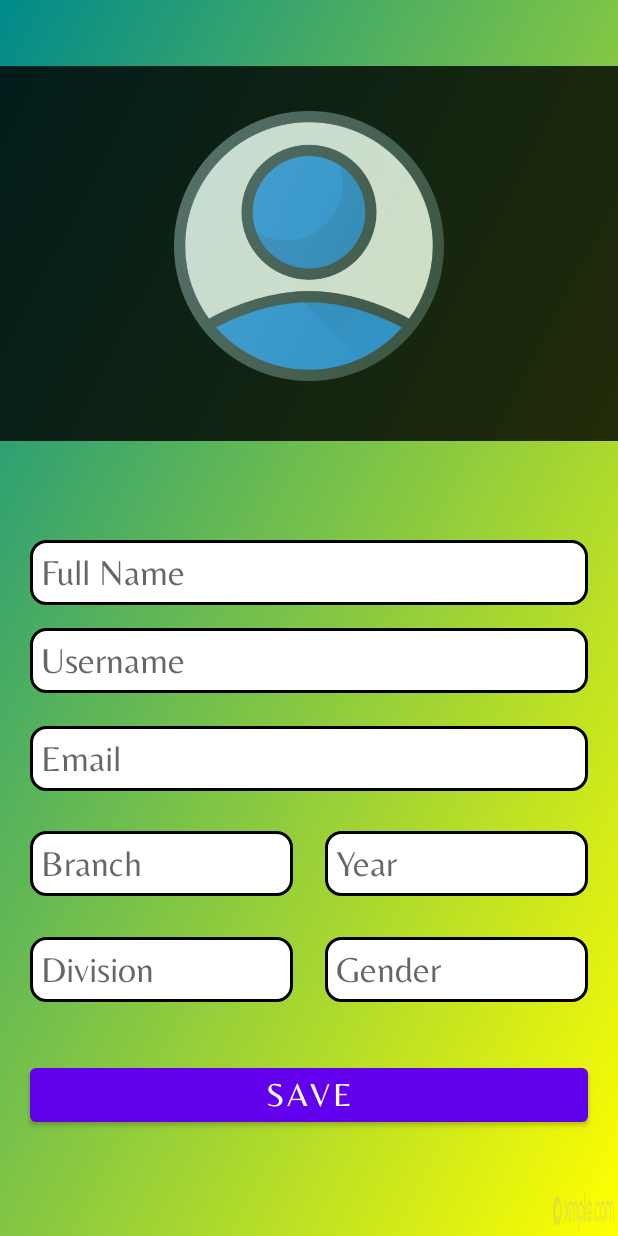
After one commit to ArerehRaj/WeChatMiniProject, an Android app: the AddInfoActivity screen opened directly, with no data from a screen before it, on a phone screen of 412 x 824 dp. The commit adds this screen. Run offline under Robolectric (Android 15) with nearby library versions, the phone set to English and light mode, and no system bars; libraries missing offline, so code that uses them is left out: com.parse.

Commit message:
Add Details Done

```diff
--- a/app/src/main/AndroidManifest.xml
+++ b/app/src/main/AndroidManifest.xml
@@ -4,6 +4,7 @@
 
     <uses-permission android:name="android.permission.ACCESS_NETWORK_STATE" />
     <uses-permission android:name="android.permission.INTERNET" />
+    <uses-permission android:name="android.permission.READ_EXTERNAL_STORAGE"/>
 
     <application
         android:name=".App"
@@ -13,7 +14,9 @@
         android:roundIcon="@mipmap/ic_launcher_round"
         android:supportsRtl="true"
         android:theme="@style/Theme.WeChatMiniProject">
-        <activity android:name=".LoginActivity"></activity>
+        <activity android:name=".HomeActivity"></activity>
+        <activity android:name=".AddInfoActivity" />
+        <activity android:name=".LoginActivity" />
         <activity android:name=".MainActivity">
             <intent-filter>
                 <action android:name="android.intent.action.MAIN" />
--- /dev/null
+++ b/app/src/main/java/com/example/wechatminiproject/AddInfoActivity.java
@@ -0,0 +1,219 @@
+package com.example.wechatminiproject;
+
+import androidx.annotation.NonNull;
+import androidx.annotation.Nullable;
+import androidx.annotation.RequiresApi;
+import androidx.appcompat.app.AlertDialog;
+import androidx.appcompat.app.AppCompatActivity;
+
+import android.Manifest;
+import android.content.DialogInterface;
+import android.content.Intent;
+import android.content.pm.PackageManager;
+import android.graphics.Bitmap;
+import android.net.Uri;
+import android.os.Build;
+import android.os.Bundle;
+import android.provider.MediaStore;
+import android.view.View;
+import android.widget.EditText;
+import android.widget.ImageView;
+import android.widget.Toast;
+
+import com.parse.ParseException;
+import com.parse.ParseFile;
+import com.parse.ParseObject;
+import com.parse.SaveCallback;
+
+import java.io.ByteArrayOutputStream;
+import java.util.Objects;
+
+public class AddInfoActivity extends AppCompatActivity {
+
+    EditText editTextUserNameProfile;
+    EditText editTextUserEmailProfile;
+    EditText editTextUserFullNameProfile;
+    EditText editTextUserBranchProfile;
+    EditText editTextUserYearProfile;
+    EditText editTextUserDivisionProfile;
+    EditText editTextUserGenderProfile;
+    Bitmap bitmap;
+
+    @Override
+    protected void onCreate(Bundle savedInstanceState) {
+        super.onCreate(savedInstanceState);
+        setContentView(R.layout.activity_add_info);
+
+        Objects.requireNonNull(getSupportActionBar()).hide();
+
+        editTextUserNameProfile = findViewById(R.id.editTextUserNameProfile);
+        editTextUserFullNameProfile = findViewById(R.id.editTextFullName);
+        editTextUserEmailProfile = findViewById(R.id.editTextUserEmailProfile);
+        editTextUserBranchProfile = findViewById(R.id.editTextUserBranch);
+        editTextUserYearProfile = findViewById(R.id.editTextUserYear);
+        editTextUserDivisionProfile = findViewById(R.id.editTextUserDiv);
+        editTextUserGenderProfile = findViewById(R.id.editTextUserGender);
+
+        editTextUserNameProfile.setText(getIntent().getStringExtra("username"));
+        editTextUserEmailProfile.setText(getIntent().getStringExtra("userEmail"));
+
+    }
+
+    @RequiresApi(api = Build.VERSION_CODES.M)
+    public void SelectImage(View view)
+    {
+        if(checkSelfPermission(Manifest.permission.READ_EXTERNAL_STORAGE) != PackageManager.PERMISSION_GRANTED)
+        {
+            requestPermissions(new String[]{Manifest.permission.READ_EXTERNAL_STORAGE},1);
+        }
+        else
+        {
+            getPhoto();
+        }
+    }
+
+    public void getPhoto()
+    {
+        Intent intent = new Intent(Intent.ACTION_PICK, MediaStore.Images.Media.EXTERNAL_CONTENT_URI);
+        startActivityForResult(intent,1);
+    }
+
+    @Override
+    public void onRequestPermissionsResult(int requestCode, @NonNull String[] permissions, @NonNull int[] grantResults) {
+        super.onRequestPermissionsResult(requestCode, permissions, grantResults);
+
+        if(requestCode == 1)
+        {
+            if(grantResults.length > 0 && grantResults[0] == PackageManager.PERMISSION_GRANTED)
+            {
+                getPhoto();
+            }
+        }
+    }
+
+    @Override
+    protected void onActivityResult(int requestCode, int resultCode, @Nullable Intent data) {
+        super.onActivityResult(requestCode, resultCode, data);
+
+        Uri selectedImage = null;
+        if(data != null)
+        {
+            selectedImage = data.getData();
+        }
+        if(requestCode == 1 && resultCode == RESULT_OK && data != null)
+        {
+            try {
+                bitmap = MediaStore.Images.Media.getBitmap(this.getContentResolver(),selectedImage);
+                ImageView profileImage = findViewById(R.id.profileImage);
+                profileImage.setImageBitmap(bitmap);
+            }
+            catch (Exception e)
+            {
+                e.printStackTrace();
+            }
+        }
+    }
+
+    public void SaveDetails(View view)
+    {
+        String email = editTextUserEmailProfile.getText().toString();
+        String username = editTextUserNameProfile.getText().toString();
+        String fullName = editTextUserFullNameProfile.getText().toString();
+        String branch = editTextUserBranchProfile.getText().toString();
+        String year = editTextUserYearProfile.getText().toString();
+        String division = editTextUserDivisionProfile.getText().toString();
+        String gender = editTextUserGenderProfile.getText().toString();
+
+        if(username.isEmpty())
+        {
+            editTextUserNameProfile.setError("Please Enter Your Username.");
+            return;
+        }
+
+        if(email.isEmpty())
+        {
+            editTextUserEmailProfile.setError("Please Enter Your Email.");
+            return;
+        }
+
+        if(fullName.isEmpty())
+        {
+            editTextUserFullNameProfile.setError("Please Enter Your Full Name.");
+            return;
+        }
+
+        if(branch.isEmpty())
+        {
+            editTextUserBranchProfile.setError("Please Enter Your Branch.");
+            return;
+        }
+
+        if(year.isEmpty())
+        {
+            editTextUserYearProfile.setError("Please Enter Your Year Of Study.");
+            return;
+        }
+
+        if(division.isEmpty())
+        {
+            editTextUserDivisionProfile.setError("Please Enter Your Division.");
+            return;
+        }
+
+        if(gender.isEmpty())
+        {
+            editTextUserGenderProfile.setError("Please Enter Your Gender.");
+            return;
+        }
+
+        new AlertDialog.Builder(AddInfoActivity.this)
+                .setTitle("Save Details")
+                .setMessage("Please verify your Details Properly.")
+                .setPositiveButton("Yes", new DialogInterface.OnClickListener() {
+                    @Override
+                    public void onClick(DialogInterface dialog, int which) {
+//                        Intent intent = new Intent(MainActivity.this, LoginActivity.class);
+//                        intent.addFlags(Intent.FLAG_ACTIVITY_CLEAR_TASK | Intent.FLAG_ACTIVITY_NEW_TASK);
+//                        startActivity(intent);
+
+                        ByteArrayOutputStream stream = new ByteArrayOutputStream();
+                        bitmap.compress(Bitmap.CompressFormat.PNG,100,stream);
+                        byte[] byteArray = stream.toByteArray();
+
+                        ParseFile profileImage = new ParseFile("image.png", byteArray);
+
+                        ParseObject student = new ParseObject("Students");
+
+                        student.put("ProfileImage", profileImage);
+                        student.put("Username", username);
+                        student.put("FullName", fullName);
+                        student.put("Email", email);
+                        student.put("Branch",branch);
+                        student.put("Year",year);
+                        student.put("Division",division);
+                        student.put("Gender",gender);
+
+                        student.saveInBackground(new SaveCallback() {
+                            @Override
+                            public void done(ParseException e) {
+                                String message = "";
+                                if(e == null)
+                                {
+                                    message = "User Details Saved";
+                                }
+                                else
+                                {
+                                    message = "An Error Occurred";
+                                }
+
+                                Toast.makeText(AddInfoActivity.this,message,Toast.LENGTH_SHORT).show();
+                            }
+                        });
+
+                    }
+                })
+                .setNegativeButton("No",null)
+                .show();
+
+    }
+}
--- /dev/null
+++ b/app/src/main/res/layout/activity_add_info.xml
@@ -0,0 +1,210 @@
+<?xml version="1.0" encoding="utf-8"?>
+<androidx.constraintlayout.widget.ConstraintLayout xmlns:android="http://schemas.android.com/apk/res/android"
+    xmlns:app="http://schemas.android.com/apk/res-auto"
+    xmlns:tools="http://schemas.android.com/tools"
+    android:layout_width="match_parent"
+    android:background="@drawable/backgroundchat"
+    android:layout_height="match_parent"
+    tools:context=".AddInfoActivity">
+
+    <LinearLayout
+        android:id="@+id/linearLayout"
+        android:layout_width="match_parent"
+        android:layout_height="250dp"
+        android:layout_marginBottom="481dp"
+        android:alpha="0.8"
+        android:background="@color/black"
+        android:layout_marginTop="-5dp"
+        android:orientation="vertical"
+        app:layout_constraintBottom_toBottomOf="parent"
+        app:layout_constraintEnd_toEndOf="parent"
+        app:layout_constraintStart_toStartOf="parent"
+        app:layout_constraintTop_toTopOf="parent">
+
+        <ImageView
+            android:id="@+id/profileImage"
+            android:layout_width="match_parent"
+            android:layout_height="200dp"
+            android:layout_gravity="center_horizontal"
+            android:clickable="true"
+            android:onClick="SelectImage"
+            android:layout_marginTop="20dp"
+            android:padding="10dp"
+            app:srcCompat="@drawable/useruser" />
+
+    </LinearLayout>
+
+    <EditText
+        android:id="@+id/editTextFullName"
+        android:layout_width="match_parent"
+        android:layout_height="wrap_content"
+        android:layout_marginStart="20dp"
+        android:layout_marginLeft="20dp"
+        android:layout_marginEnd="20dp"
+        android:layout_marginRight="20dp"
+        android:background="@drawable/my_new_shape"
+        android:ems="10"
+        android:fontFamily="@font/belleza"
+        android:hint="Full Name"
+        android:inputType="text"
+        android:padding="7dp"
+        android:textSize="24dp"
+        app:layout_constraintBottom_toBottomOf="parent"
+        app:layout_constraintEnd_toEndOf="parent"
+        app:layout_constraintHorizontal_bias="0.0"
+        app:layout_constraintStart_toStartOf="parent"
+        app:layout_constraintTop_toBottomOf="@+id/linearLayout"
+        app:layout_constraintVertical_bias="0.135" />
+
+    <EditText
+        android:id="@+id/editTextUserNameProfile"
+        android:layout_width="match_parent"
+        android:layout_height="wrap_content"
+        android:layout_marginStart="20dp"
+        android:layout_marginLeft="20dp"
+        android:layout_marginEnd="20dp"
+        android:layout_marginRight="20dp"
+        android:background="@drawable/my_new_shape"
+        android:ems="10"
+        android:fontFamily="@font/belleza"
+        android:hint="Username"
+        android:inputType="text"
+        android:padding="7dp"
+        android:textSize="24dp"
+        app:layout_constraintBottom_toBottomOf="parent"
+        app:layout_constraintEnd_toEndOf="parent"
+        app:layout_constraintHorizontal_bias="0.0"
+        app:layout_constraintStart_toStartOf="parent"
+        app:layout_constraintTop_toBottomOf="@+id/editTextFullName"
+        app:layout_constraintVertical_bias="0.041" />
+
+    <EditText
+        android:id="@+id/editTextUserEmailProfile"
+        android:layout_width="match_parent"
+        android:layout_height="wrap_content"
+        android:layout_marginStart="20dp"
+        android:layout_marginLeft="20dp"
+        android:layout_marginEnd="20dp"
+        android:layout_marginRight="20dp"
+        android:background="@drawable/my_new_shape"
+        android:ems="10"
+        android:fontFamily="@font/belleza"
+        android:hint="Email"
+        android:inputType="textEmailAddress"
+        android:padding="7dp"
+        android:textSize="24dp"
+        app:layout_constraintBottom_toBottomOf="parent"
+        app:layout_constraintEnd_toEndOf="parent"
+        app:layout_constraintHorizontal_bias="1.0"
+        app:layout_constraintStart_toStartOf="parent"
+        app:layout_constraintTop_toBottomOf="@+id/editTextFullName"
+        app:layout_constraintVertical_bias="0.213" />
+
+    <EditText
+        android:id="@+id/editTextUserBranch"
+        android:layout_width="175dp"
+        android:layout_height="wrap_content"
+        android:layout_marginStart="20dp"
+        android:layout_marginLeft="20dp"
+        android:layout_marginEnd="20dp"
+        android:layout_marginRight="20dp"
+        android:background="@drawable/my_new_shape"
+        android:ems="10"
+        android:fontFamily="@font/belleza"
+        android:hint="Branch"
+        android:inputType="text"
+        android:padding="7dp"
+        android:textSize="24dp"
+        app:layout_constraintBottom_toBottomOf="parent"
+        app:layout_constraintEnd_toEndOf="parent"
+        app:layout_constraintHorizontal_bias="0.0"
+        app:layout_constraintStart_toStartOf="parent"
+        app:layout_constraintTop_toBottomOf="@+id/editTextFullName"
+        app:layout_constraintVertical_bias="0.4" />
+
+    <EditText
+        android:id="@+id/editTextUserDiv"
+        android:layout_width="175dp"
+        android:layout_height="wrap_content"
+        android:layout_marginStart="20dp"
+        android:layout_marginLeft="20dp"
+        android:layout_marginEnd="20dp"
+        android:layout_marginRight="20dp"
+        android:background="@drawable/my_new_shape"
+        android:ems="10"
+        android:fontFamily="@font/belleza"
+        android:hint="Division"
+        android:inputType="text"
+        android:padding="7dp"
+        android:textSize="24dp"
+        app:layout_constraintBottom_toBottomOf="parent"
+        app:layout_constraintEnd_toEndOf="parent"
+        app:layout_constraintHorizontal_bias="0.0"
+        app:layout_constraintStart_toStartOf="parent"
+        app:layout_constraintTop_toBottomOf="@+id/editTextFullName"
+        app:layout_constraintVertical_bias="0.587" />
+
+    <EditText
+        android:id="@+id/editTextUserGender"
+        android:layout_width="175dp"
+        android:layout_height="wrap_content"
+        android:layout_marginStart="20dp"
+        android:layout_marginLeft="20dp"
+        android:layout_marginEnd="20dp"
+        android:layout_marginRight="20dp"
+        android:background="@drawable/my_new_shape"
+        android:ems="10"
+        android:fontFamily="@font/belleza"
+        android:hint="Gender"
+        android:inputType="text"
+        android:padding="7dp"
+        android:textSize="24dp"
+        app:layout_constraintBottom_toBottomOf="parent"
+        app:layout_constraintEnd_toEndOf="parent"
+        app:layout_constraintHorizontal_bias="1.0"
+        app:layout_constraintStart_toStartOf="parent"
+        app:layout_constraintTop_toBottomOf="@+id/editTextFullName"
+        app:layout_constraintVertical_bias="0.587" />
+
+    <EditText
+        android:id="@+id/editTextUserYear"
+        android:layout_width="175dp"
+        android:layout_height="wrap_content"
+        android:layout_marginStart="20dp"
+        android:layout_marginLeft="20dp"
+        android:layout_marginEnd="20dp"
+        android:layout_marginRight="20dp"
+        android:background="@drawable/my_new_shape"
+        android:ems="10"
+        android:fontFamily="@font/belleza"
+        android:hint="Year"
+        android:inputType="text"
+        android:padding="7dp"
+        android:textSize="24dp"
+        app:layout_constraintBottom_toBottomOf="parent"
+        app:layout_constraintEnd_toEndOf="parent"
+        app:layout_constraintHorizontal_bias="1.0"
+        app:layout_constraintStart_toStartOf="parent"
+        app:layout_constraintTop_toBottomOf="@+id/editTextFullName"
+        app:layout_constraintVertical_bias="0.4" />
+
+    <Button
+        android:id="@+id/button3"
+        android:layout_width="match_parent"
+        android:layout_height="wrap_content"
+        android:layout_marginStart="20dp"
+        android:layout_marginLeft="20dp"
+        android:layout_marginEnd="20dp"
+        android:layout_marginRight="20dp"
+        android:fontFamily="@font/belleza"
+        android:onClick="SaveDetails"
+        android:text="Save"
+        android:textSize="22dp"
+        app:layout_constraintBottom_toBottomOf="parent"
+        app:layout_constraintEnd_toEndOf="parent"
+        app:layout_constraintStart_toStartOf="parent"
+        app:layout_constraintTop_toBottomOf="@+id/editTextUserDiv"
+        app:layout_constraintVertical_bias="0.351" />
+
+
+</androidx.constraintlayout.widget.ConstraintLayout>
--- a/app/src/main/res/layout/activity_login.xml
+++ b/app/src/main/res/layout/activity_login.xml
@@ -65,11 +65,11 @@
         app:layout_constraintEnd_toEndOf="parent"
         app:layout_constraintHorizontal_bias="0.0"
         app:layout_constraintStart_toStartOf="parent"
-        app:layout_constraintTop_toBottomOf="@+id/title2"
+        app:layout_constraintTop_toBottomOf="@+id/profileImageText"
         app:layout_constraintVertical_bias="0.135" />
 
     <TextView
-        android:id="@+id/title2"
+        android:id="@+id/profileImageText"
         android:layout_width="wrap_content"
         android:layout_height="wrap_content"
         android:fontFamily="@font/belleza"
```
Also changed, not shown: app/src/main/java/com/example/wechatminiproject/HomeActivity.java (added, +14 -0 lines), app/src/main/java/com/example/wechatminiproject/LoginActivity.java (+24 -4 lines), app/src/main/java/com/example/wechatminiproject/MainActivity.java (+8 -0 lines), app/src/main/res/layout/activity_home.xml (added, +9 -0 lines), app/src/main/res/drawable-v24/useruser.png (added).
